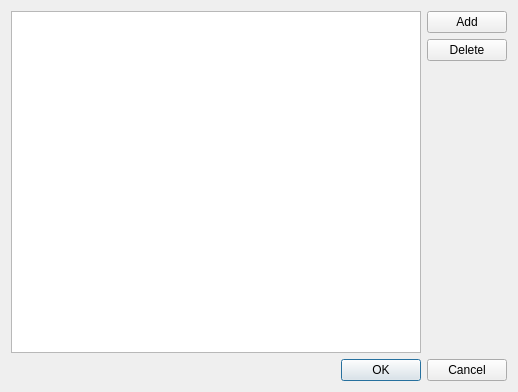
Old version of the form resources/camera_view.ui in the repository Oh-JongJin/js08.
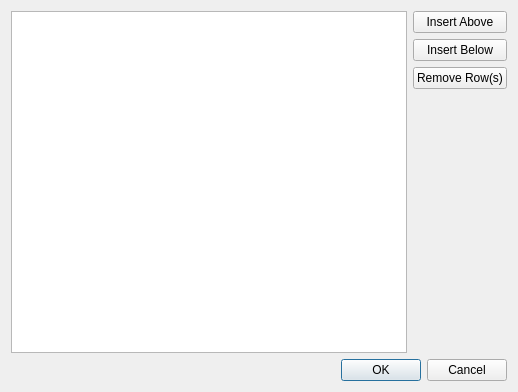
New version of the form.

Commit message: Make the camera list editable

```diff
--- a/resources/camera_view.ui
+++ b/resources/camera_view.ui
@@ -24,14 +24,21 @@
        <item>
         <widget class="QPushButton" name="pushButton_2">
          <property name="text">
-          <string>Add</string>
+          <string>Insert Above</string>
          </property>
         </widget>
        </item>
        <item>
         <widget class="QPushButton" name="pushButton">
          <property name="text">
-          <string>Delete</string>
+          <string>Insert Below</string>
+         </property>
+        </widget>
+       </item>
+       <item>
+        <widget class="QPushButton" name="removeRows">
+         <property name="text">
+          <string>Remove Row(s)</string>
          </property>
         </widget>
        </item>
```
Left out of the diff: 4 changed lines with no effect on the pictures. The commit also changes 4 other files.
